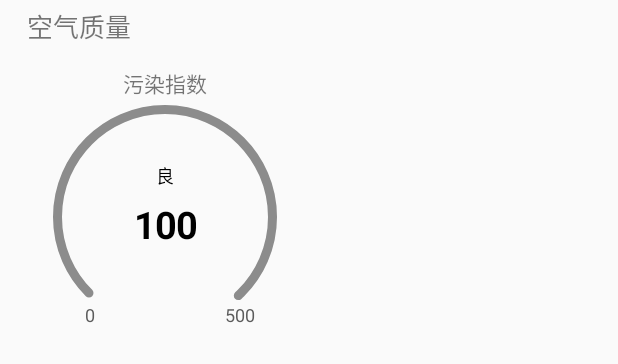
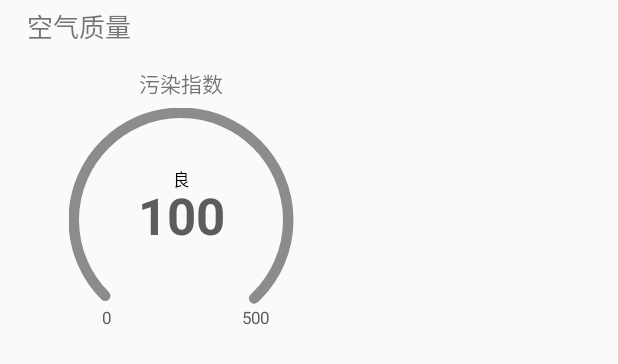
Before and after one commit to YogeLike/OneWeather, an Android app: the layout aqi.xml on its own in the app's theme, with its tools: preview values and no code run, on a phone screen of 412 x 824 dp. Shown: the top 364 px of the screen. Run offline under Robolectric (Android 15) with nearby library versions, the phone set to English and light mode, and no system bars.

Commit message:
优化标题栏状态栏和部分字体的显示

```diff
--- a/app/src/main/AndroidManifest.xml
+++ b/app/src/main/AndroidManifest.xml
@@ -48,7 +48,8 @@
         <service android:name="com.amap.api.location.APSService" />
 
         <activity android:name=".WeatherActivity"
-            android:windowSoftInputMode="adjustPan">
+            android:windowSoftInputMode="adjustPan"
+            android:theme="@style/WeatherTheme">
 
         </activity>
     </application>
--- a/app/src/main/java/com/yoga/oneweather/widget/CircleProgress.java
+++ b/app/src/main/java/com/yoga/oneweather/widget/CircleProgress.java
@@ -266,8 +266,8 @@ public class CircleProgress extends View{
         //计算文字的baseline
         //由于文字的baseline,descent,ascent等属性只与textSize和typeface 有关，所以此时可以直接计算
         //若value，hint,unit 由同一个画笔绘制或者需要动态设置文字的大小，则需要在每次更新后再次绘制
-        mValueOffset = mCenterPoint.y + getBaselineOffsetFromY(mValuePaint);//字体高度的一半
-        mHintOffset = mCenterPoint.y - mRadius * mTextOffsetPercentInRadius + getBaselineOffsetFromY(mHintPaint);
+        mValueOffset = mCenterPoint.y + getBaselineOffsetFromY(mValuePaint)/2;
+        mHintOffset = mCenterPoint.y - mRadius * mTextOffsetPercentInRadius + getBaselineOffsetFromY(mHintPaint);//字体高度的一半
         mUnitOffset = mCenterPoint.y + mRadius * mTextOffsetPercentInRadius + getBaselineOffsetFromY(mUnitPaint);
         mMaxXLocate = mCenterPoint.x + mRadius * mMaxAndMinXOffset;
         mMaxYLocate = mCenterPoint.y + mRadius * mMaxAndMinYOffset + getBaselineOffsetFromY(mMaxAndMinPaint);
--- a/app/src/main/java/com/yoga/oneweather/widget/Windmill.java
+++ b/app/src/main/java/com/yoga/oneweather/widget/Windmill.java
@@ -196,7 +196,7 @@ public class Windmill extends View {
         invalidate();
     }
     public void startAnimation(){
-        mAnimator.setDuration((long) (10000/(windSpeed*0.5)));//乘以小于1的系数降低影响
+        mAnimator.setDuration((long) (10000/(windSpeed*0.38)));//乘以小于1的系数降低影响
         mAnimator.start();
     }
 
--- a/app/src/main/res/layout/aqi.xml
+++ b/app/src/main/res/layout/aqi.xml
@@ -43,7 +43,7 @@
                 android:layout_centerHorizontal="true"
                 android:layout_marginBottom="@dimen/common_dimen"
                 android:layout_marginLeft="@dimen/common_dimen"
-                android:layout_marginRight="@dimen/common_dimen"
+                android:layout_marginRight="@dimen/common_dimen_huge"
                 android:layout_marginTop="@dimen/common_dimen_huge"
 
                 app:antiAlias="true"
@@ -57,7 +57,8 @@
                 app:sweepAngle="270"
                 app:maxValue="500"
                 app:value="100"
-                app:valueSize="@dimen/text_size_big_title"
+                app:valueSize="@dimen/text_size_big"
+                app:valueColor="@color/gray_deep"
                 app:arcColors="@color/light_blue"
                 app:maxAndMinValueColor="@color/gray_deep"
                 app:maxAndMinValueSize = "@dimen/text_size_small"
@@ -70,7 +71,9 @@
         <LinearLayout
             android:layout_width="match_parent"
             android:layout_height="match_parent"
-            android:orientation="vertical">
+            android:orientation="vertical"
+            android:layout_marginTop="@dimen/common_dimen"
+            android:layout_marginBottom="@dimen/common_dimen">
 
             <TextView
                 android:id="@+id/aqi_pm25"
--- /dev/null
+++ b/app/src/main/res/values-v21/styles.xml
@@ -0,0 +1,6 @@
+<?xml version="1.0" encoding="utf-8"?>
+<resources>
+    <style name="WeatherTheme" parent="AppTheme">
+        <item name="android:statusBarColor">@android:color/transparent</item>
+    </style>
+</resources>
--- a/app/src/main/res/values/colors.xml
+++ b/app/src/main/res/values/colors.xml
@@ -25,7 +25,7 @@
 
     <color name="gray">#8c8c8c</color>
     <color name="gray_deep">#5c5c5c</color>
-    <color name="alpha_gray">#CC646464</color>
+    <color name="alpha_gray">#ac646464</color>
     <color name="theme_gray">#646464</color>
 
     <color name="green500">#259b24</color>
@@ -36,4 +36,5 @@
     <color name="purple500">#9c27b0</color>
     <color name="red900">#b71c1c</color>
     <color name="light_blue">#0aacf1</color>
+    <color name="blue">#4049c9</color>
 </resources>
--- a/app/src/main/res/values/dimens.xml
+++ b/app/src/main/res/values/dimens.xml
@@ -11,12 +11,12 @@
     <dimen name="common_icon_size_big">36dp</dimen>
     <dimen name="common_dimen_min">2dp</dimen>
     <dimen name="common_dimen_tiny">4dp</dimen>
-    <dimen name="common_dimen_small">6dp</dimen>
+    <dimen name="common_dimen_small">7dp</dimen>
     <dimen name="common_dimen">10dp</dimen>
     <dimen name="common_dimen_mid">14dp</dimen>
     <dimen name="common_dimen_big">18dp</dimen>
-    <dimen name="common_dimen_huge">25dp</dimen>
-    <dimen name="common_dimen_super_huge">45dp</dimen>
+    <dimen name="common_dimen_huge">27dp</dimen>
+    <dimen name="common_dimen_super_huge">40dp</dimen>
     <dimen name="float_button_margin">16dp</dimen>
 
     <dimen name="side_letter_bar_width">36dp</dimen>
@@ -28,13 +28,13 @@
     <dimen name="divider_height">1px</dimen>
 
     <dimen name="text_size_tiny">10sp</dimen>
-    <dimen name="text_size_small">12sp</dimen>
+    <dimen name="text_size_small">11sp</dimen>
     <dimen name="text_size_default">14sp</dimen>
     <dimen name="text_size_medium">17sp</dimen>
-    <dimen name="text_size_title">20sp</dimen>
-    <dimen name="text_size_big_title">25sp</dimen>
+    <dimen name="text_size_title">22sp</dimen>
+    <dimen name="text_size_big_title">24sp</dimen>
     <dimen name="text_size_big">34sp</dimen>
-    <dimen name="text_size_huge">45sp</dimen>
+    <dimen name="text_size_huge">40sp</dimen>
     <dimen name="text_size_widget">50sp</dimen>
     <dimen name="text_size_main_special">80sp</dimen>
 
--- a/app/src/main/res/values/styles.xml
+++ b/app/src/main/res/values/styles.xml
@@ -7,6 +7,7 @@
         <item name="colorPrimaryDark">@color/colorPrimaryDark</item>
         <item name="colorAccent">@color/colorAccent</item>
     </style>
+    <style name="WeatherTheme" parent="AppTheme"/>
     <style name="LetterIndexTextViewStyle">
         <item name="android:layout_width">wrap_content</item>
         <item name="android:layout_height">wrap_content</item>
```
Also changed, not shown: app/src/main/java/com/yoga/oneweather/WeatherActivity.java (+10 -1 lines), app/src/main/res/drawable/ic_city.xml (+1 -1 lines), app/src/main/res/drawable/ic_settings.xml (+1 -1 lines), app/src/main/res/layout/activity_weather.xml (+13 -3 lines), app/src/main/res/layout/comfort.xml (+4 -3 lines), app/src/main/res/layout/now.xml (+15 -5 lines), app/src/main/res/layout/sunmove.xml (+13 -1 lines), app/src/main/res/layout/title.xml (deleted, +0 -33 lines), app/src/main/res/layout/title_toolbar.xml (added, +45 -0 lines), app/src/main/res/layout/wind.xml (+12 -8 lines).
